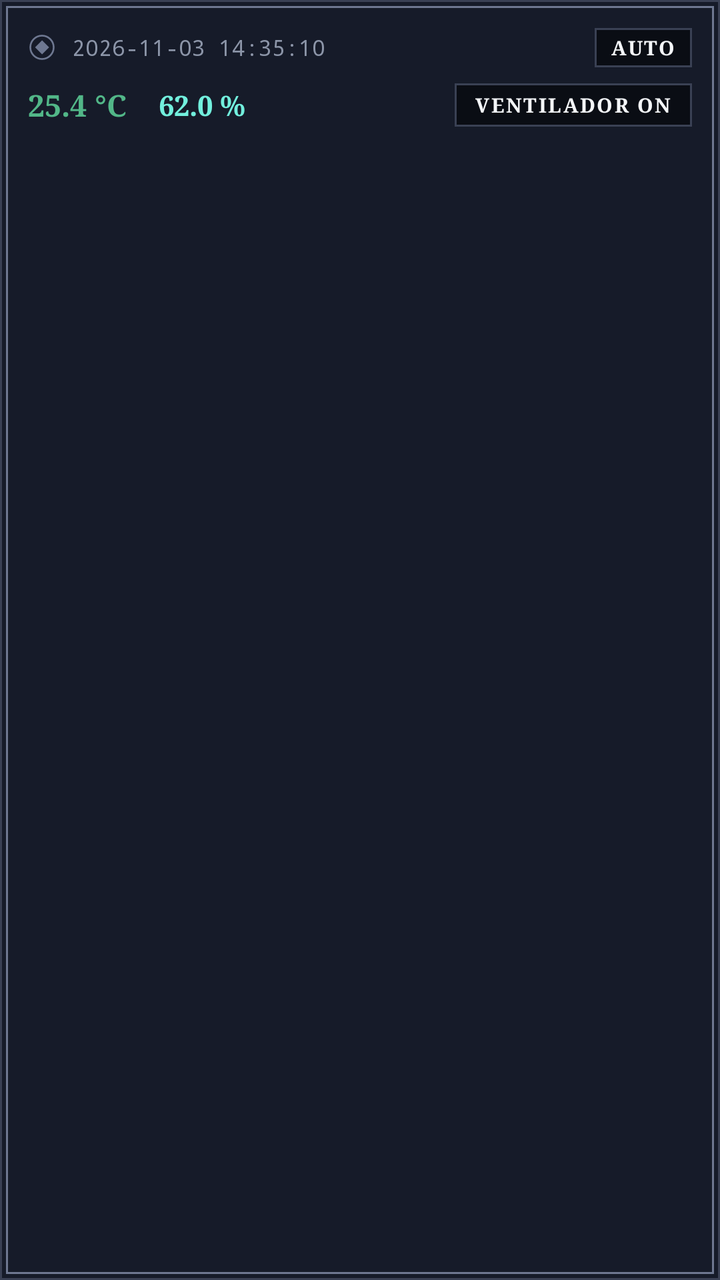
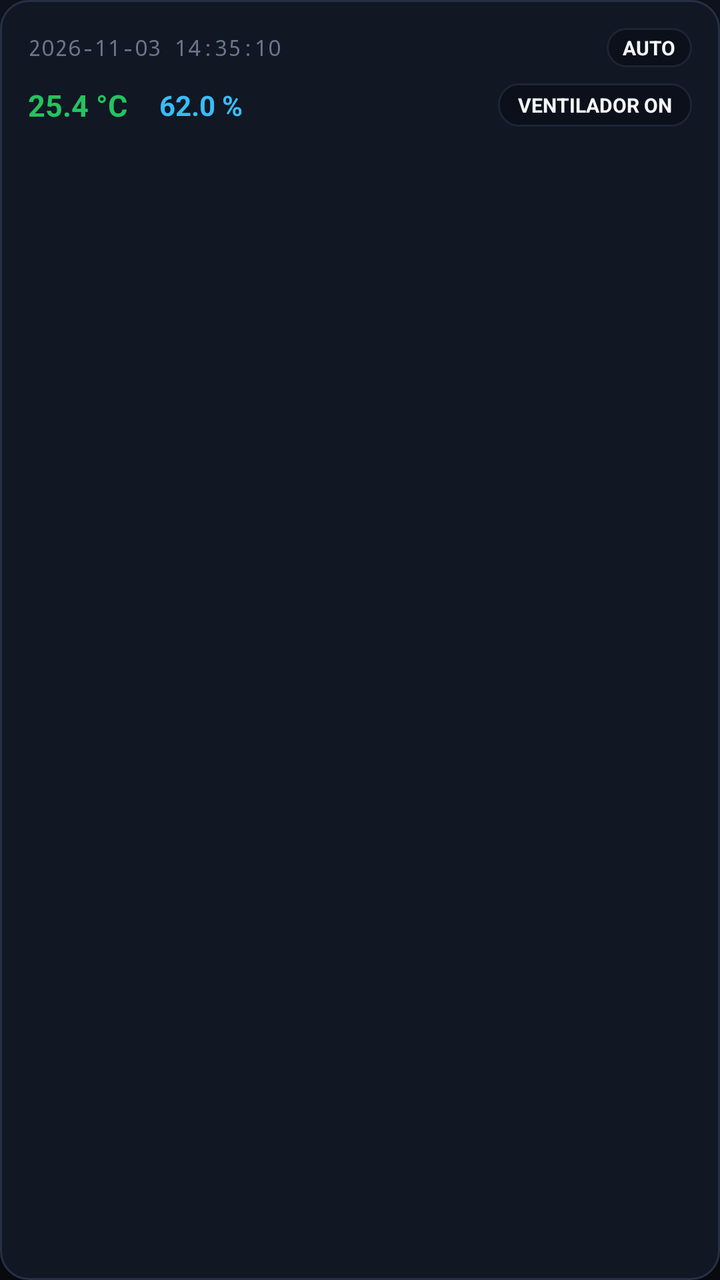

Compare the two renders of this Android layout. The source of the first and the diff that turns it into the second are given below.
<!-- AndroidManifest.xml: application theme Theme.InvernaderoIoT -->
<!-- res/layout/item_sensor_reading.xml -->
<?xml version="1.0" encoding="utf-8"?>
<LinearLayout xmlns:android="http://schemas.android.com/apk/res/android"
    xmlns:app="http://schemas.android.com/apk/res-auto"
    android:layout_width="match_parent"
    android:layout_height="wrap_content"
    android:orientation="vertical"
    android:background="@drawable/bg_hallownest_card"
    android:padding="14dp"
    android:layout_marginBottom="10dp"
    android:layout_marginHorizontal="2dp">

    
    <LinearLayout
        android:layout_width="match_parent"
        android:layout_height="wrap_content"
        android:orientation="horizontal"
        android:gravity="center_vertical"
        android:layout_marginBottom="8dp">

        <ImageView
            android:layout_width="14dp"
            android:layout_height="14dp"
            android:src="@drawable/ic_charm_notch"
            app:tint="@color/hk_border_pale_ore"
            android:contentDescription="Muesca"
            android:layout_marginEnd="8dp" />

        <TextView
            android:id="@+id/tvItemTimestamp"
            android:layout_width="0dp"
            android:layout_height="wrap_content"
            android:layout_weight="1"
            android:text="2026-11-03 14:35:10"
            android:textSize="11sp"
            android:fontFamily="monospace"
            android:textColor="@color/hk_text_lore" />

        <TextView
            android:id="@+id/tvItemMode"
            android:layout_width="wrap_content"
            android:layout_height="wrap_content"
            android:text="AUTO"
            android:textSize="10sp"
            android:textStyle="bold"
            android:fontFamily="serif"
            android:letterSpacing="0.08"
            android:textColor="@color/hk_text_soul"
            android:background="@drawable/bg_charm_well"
            android:paddingHorizontal="8dp"
            android:paddingVertical="3dp" />
    </LinearLayout>

    
    <LinearLayout
        android:layout_width="match_parent"
        android:layout_height="wrap_content"
        android:orientation="horizontal"
        android:gravity="center_vertical">

        
        <TextView
            android:id="@+id/tvItemTemp"
            android:layout_width="wrap_content"
            android:layout_height="wrap_content"
            android:text="25.4 °C"
            android:textSize="15sp"
            android:textStyle="bold"
            android:fontFamily="serif"
            android:textColor="@color/hk_accent_greenpath"
            android:layout_marginEnd="16dp" />

        
        <TextView
            android:id="@+id/tvItemHumidity"
            android:layout_width="0dp"
            android:layout_height="wrap_content"
            android:layout_weight="1"
            android:text="62.0 %"
            android:textSize="14sp"
            android:textStyle="bold"
            android:fontFamily="serif"
            android:textColor="@color/hk_accent_lifeblood_glow" />

        
        <TextView
            android:id="@+id/tvItemFanStatus"
            android:layout_width="wrap_content"
            android:layout_height="wrap_content"
            android:text="VENTILADOR ON"
            android:textSize="10sp"
            android:textStyle="bold"
            android:fontFamily="serif"
            android:letterSpacing="0.08"
            android:textColor="@color/hk_text_soul"
            android:background="@drawable/bg_charm_well"
            android:paddingHorizontal="10dp"
            android:paddingVertical="4dp" />
    </LinearLayout>

</LinearLayout>
<!-- resources referenced by this layout -->
<resources>
  <color name="hk_accent_greenpath">#52B788</color>
  <color name="hk_accent_lifeblood_glow">#72EFDD</color>
  <color name="hk_border_pale_ore">#6E7891</color>
  <color name="hk_text_lore">#8C95A8</color>
  <color name="hk_text_soul">#F4F6F9</color>
  <!-- drawable bg_charm_well (drawable) -->
  <?xml version="1.0" encoding="utf-8"?>
  <shape xmlns:android="http://schemas.android.com/apk/res/android"
      android:shape="rectangle">
      <solid android:color="@color/hk_surface_dark_well" />
      <stroke
          android:width="1dp"
          android:color="@color/hk_border_stone" />
  </shape>
  <!-- drawable bg_hallownest_card (drawable) -->
  <?xml version="1.0" encoding="utf-8"?>
  <layer-list xmlns:android="http://schemas.android.com/apk/res/android">
      
      <item>
          <shape android:shape="rectangle">
              <solid android:color="@color/hk_surface_card" />
              <stroke
                  android:width="1dp"
                  android:color="@color/hk_border_stone" />
          </shape>
      </item>
  
      
      <item
          android:top="3dp"
          android:bottom="3dp"
          android:left="3dp"
          android:right="3dp">
          <shape android:shape="rectangle">
              <solid android:color="@color/hk_surface_card" />
              <stroke
                  android:width="1dp"
                  android:color="@color/hk_border_pale_ore" />
          </shape>
      </item>
  </layer-list>
  <!-- drawable ic_charm_notch (drawable) -->
  <vector xmlns:android="http://schemas.android.com/apk/res/android"
      android:width="24dp"
      android:height="24dp"
      android:viewportWidth="24"
      android:viewportHeight="24">
  
      
      <path
          android:fillColor="#00000000"
          android:strokeColor="#6E7891"
          android:strokeWidth="1.5"
          android:pathData="M12,2 C6.48,2 2,6.48 2,12 C2,17.52 6.48,22 12,22 C17.52,22 22,17.52 22,12 C22,6.48 17.52,2 12,2 Z" />
  
      
      <path
          android:fillColor="#F4F6F9"
          android:pathData="M12,6 L18,12 L12,18 L6,12 Z" />
  </vector>
  <style name="Theme.InvernaderoIoT" parent="Base.Theme.InvernaderoIoT" />
  <color name="hk_surface_dark_well">#0A0D14</color>
  <color name="hk_border_stone">#3A4154</color>
  <color name="hk_surface_card">#161B29</color>
  <style name="Base.Theme.InvernaderoIoT" parent="Theme.Material3.Dark.NoActionBar">
          <item name="android:windowBackground">@drawable/bg_void_vignette</item>
          <item name="android:statusBarColor">@color/hk_bg_void</item>
          <item name="android:navigationBarColor">@color/hk_bg_void</item>
          <item name="colorPrimary">@color/hk_text_soul</item>
          <item name="colorPrimaryVariant">@color/hk_surface_elevated</item>
          <item name="colorSecondary">@color/hk_accent_lifeblood</item>
          <item name="colorSurface">@color/hk_surface_card</item>
          <item name="android:textColorPrimary">@color/hk_text_soul</item>
          <item name="android:textColorSecondary">@color/hk_text_mask</item>
      </style>
  <!-- drawable bg_void_vignette (drawable) -->
  <?xml version="1.0" encoding="utf-8"?>
  <shape xmlns:android="http://schemas.android.com/apk/res/android"
      android:shape="rectangle">
      
      <gradient
          android:type="radial"
          android:gradientRadius="450dp"
          android:startColor="#0E111A"
          android:centerColor="#0B0D14"
          android:endColor="#07080C" />
  </shape>
  <color name="hk_bg_void">#07080C</color>
  <color name="hk_surface_elevated">#1F263B</color>
  <color name="hk_accent_lifeblood">#00B4D8</color>
  <color name="hk_text_mask">#C4C9D6</color>
</resources>

<!-- the commit's change to res/layout/item_sensor_reading.xml (unified diff, before → after) -->
@@ -17,14 +17,6 @@
         android:gravity="center_vertical"
         android:layout_marginBottom="8dp">
 
-        <ImageView
-            android:layout_width="14dp"
-            android:layout_height="14dp"
-            android:src="@drawable/ic_charm_notch"
-            app:tint="@color/hk_border_pale_ore"
-            android:contentDescription="Muesca"
-            android:layout_marginEnd="8dp" />
-
         <TextView
             android:id="@+id/tvItemTimestamp"
             android:layout_width="0dp"
@@ -42,8 +34,6 @@
             android:text="AUTO"
             android:textSize="10sp"
             android:textStyle="bold"
-            android:fontFamily="serif"
-            android:letterSpacing="0.08"
             android:textColor="@color/hk_text_soul"
             android:background="@drawable/bg_charm_well"
             android:paddingHorizontal="8dp"
@@ -65,7 +55,6 @@
             android:text="25.4 °C"
             android:textSize="15sp"
             android:textStyle="bold"
-            android:fontFamily="serif"
             android:textColor="@color/hk_accent_greenpath"
             android:layout_marginEnd="16dp" />
 
@@ -78,7 +67,6 @@
             android:text="62.0 %"
             android:textSize="14sp"
             android:textStyle="bold"
-            android:fontFamily="serif"
             android:textColor="@color/hk_accent_lifeblood_glow" />
 
         
@@ -89,8 +77,6 @@
             android:text="VENTILADOR ON"
             android:textSize="10sp"
             android:textStyle="bold"
-            android:fontFamily="serif"
-            android:letterSpacing="0.08"
             android:textColor="@color/hk_text_soul"
             android:background="@drawable/bg_charm_well"
             android:paddingHorizontal="10dp"
<!-- resource entries referenced after the edit -->
@@ -1,10 +1,10 @@
 <!-- resources referenced by this layout -->
 <resources>
-  <color name="hk_accent_greenpath">#52B788</color>
-  <color name="hk_accent_lifeblood_glow">#72EFDD</color>
-  <color name="hk_border_pale_ore">#6E7891</color>
-  <color name="hk_text_lore">#8C95A8</color>
-  <color name="hk_text_soul">#F4F6F9</color>
+  <color name="hk_accent_greenpath">#22C55E</color>
+  <color name="hk_accent_lifeblood_glow">#38BDF8</color>
+  <color name="hk_border_pale_ore">#263045</color>
+  <color name="hk_text_lore">#6B768C</color>
+  <color name="hk_text_soul">#F5F7FA</color>
   <!-- drawable bg_charm_well (drawable) -->
   <?xml version="1.0" encoding="utf-8"?>
   <shape xmlns:android="http://schemas.android.com/apk/res/android"
@@ -13,57 +13,22 @@
       <stroke
           android:width="1dp"
           android:color="@color/hk_border_stone" />
+      <corners android:radius="10dp" />
   </shape>
   <!-- drawable bg_hallownest_card (drawable) -->
   <?xml version="1.0" encoding="utf-8"?>
-  <layer-list xmlns:android="http://schemas.android.com/apk/res/android">
-      
-      <item>
-          <shape android:shape="rectangle">
-              <solid android:color="@color/hk_surface_card" />
-              <stroke
-                  android:width="1dp"
-                  android:color="@color/hk_border_stone" />
-          </shape>
-      </item>
-  
-      
-      <item
-          android:top="3dp"
-          android:bottom="3dp"
-          android:left="3dp"
-          android:right="3dp">
-          <shape android:shape="rectangle">
-              <solid android:color="@color/hk_surface_card" />
-              <stroke
-                  android:width="1dp"
-                  android:color="@color/hk_border_pale_ore" />
-          </shape>
-      </item>
-  </layer-list>
-  <!-- drawable ic_charm_notch (drawable) -->
-  <vector xmlns:android="http://schemas.android.com/apk/res/android"
-      android:width="24dp"
-      android:height="24dp"
-      android:viewportWidth="24"
-      android:viewportHeight="24">
-  
-      
-      <path
-          android:fillColor="#00000000"
-          android:strokeColor="#6E7891"
-          android:strokeWidth="1.5"
-          android:pathData="M12,2 C6.48,2 2,6.48 2,12 C2,17.52 6.48,22 12,22 C17.52,22 22,17.52 22,12 C22,6.48 17.52,2 12,2 Z" />
-  
-      
-      <path
-          android:fillColor="#F4F6F9"
-          android:pathData="M12,6 L18,12 L12,18 L6,12 Z" />
-  </vector>
+  <shape xmlns:android="http://schemas.android.com/apk/res/android"
+      android:shape="rectangle">
+      <solid android:color="@color/hk_surface_card" />
+      <stroke
+          android:width="1dp"
+          android:color="@color/hk_border_pale_ore" />
+      <corners android:radius="14dp" />
+  </shape>
   <style name="Theme.InvernaderoIoT" parent="Base.Theme.InvernaderoIoT" />
-  <color name="hk_surface_dark_well">#0A0D14</color>
-  <color name="hk_border_stone">#3A4154</color>
-  <color name="hk_surface_card">#161B29</color>
+  <color name="hk_surface_dark_well">#0C101A</color>
+  <color name="hk_border_stone">#1C2436</color>
+  <color name="hk_surface_card">#121724</color>
   <style name="Base.Theme.InvernaderoIoT" parent="Theme.Material3.Dark.NoActionBar">
           <item name="android:windowBackground">@drawable/bg_void_vignette</item>
           <item name="android:statusBarColor">@color/hk_bg_void</item>
@@ -79,17 +44,15 @@
   <?xml version="1.0" encoding="utf-8"?>
   <shape xmlns:android="http://schemas.android.com/apk/res/android"
       android:shape="rectangle">
-      
       <gradient
-          android:type="radial"
-          android:gradientRadius="450dp"
-          android:startColor="#0E111A"
-          android:centerColor="#0B0D14"
-          android:endColor="#07080C" />
+          android:type="linear"
+          android:angle="270"
+          android:startColor="#0E121C"
+          android:endColor="#080A0F" />
   </shape>
-  <color name="hk_bg_void">#07080C</color>
-  <color name="hk_surface_elevated">#1F263B</color>
-  <color name="hk_accent_lifeblood">#00B4D8</color>
-  <color name="hk_text_mask">#C4C9D6</color>
+  <color name="hk_bg_void">#090C12</color>
+  <color name="hk_surface_elevated">#1A2234</color>
+  <color name="hk_accent_lifeblood">#0EA5E9</color>
+  <color name="hk_text_mask">#9AA3B5</color>
 </resources>
 
